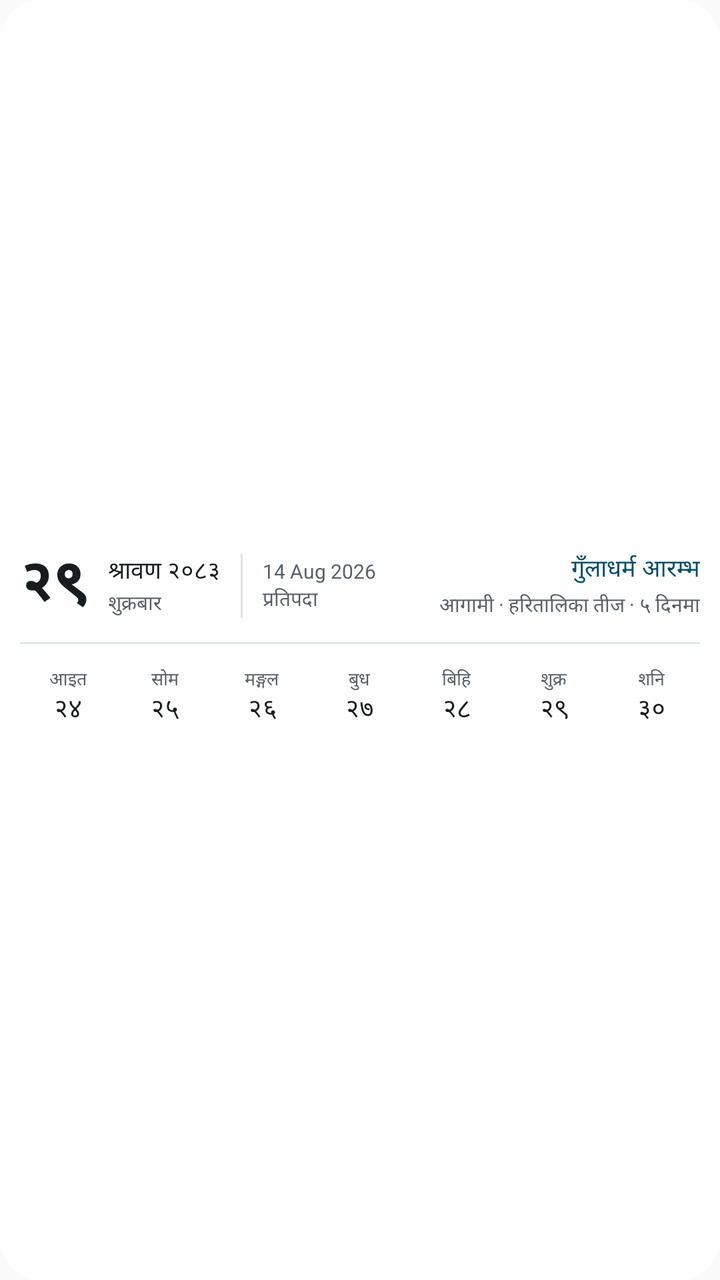
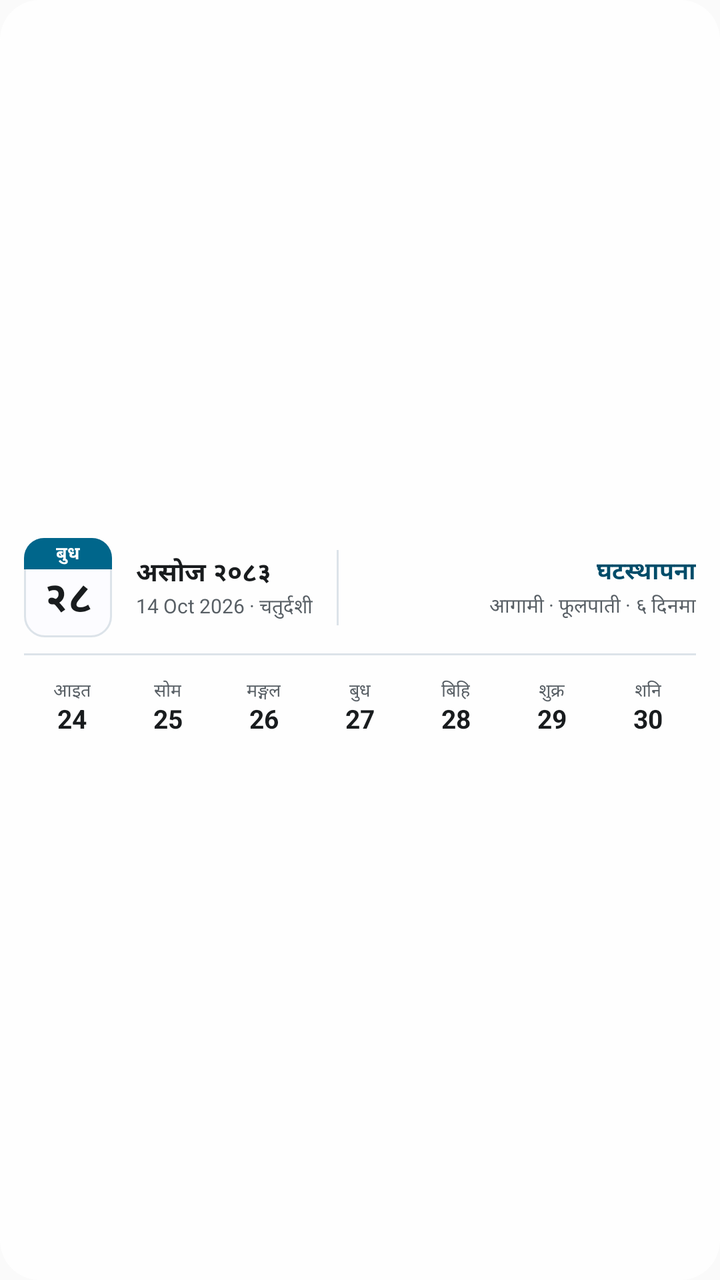

The first picture is an Android layout as it rendered before a commit; the second is the same layout after the commit. The layout source and the unified diff follow.
<!-- AndroidManifest.xml: application theme AppTheme -->
<!-- res/layout/widget_patro_xl_expanded.xml -->
<?xml version="1.0" encoding="utf-8"?>
<LinearLayout xmlns:android="http://schemas.android.com/apk/res/android"
    android:id="@+id/widget_root"
    android:layout_width="match_parent"
    android:layout_height="match_parent"
    android:orientation="vertical"
    android:gravity="center_vertical"
    android:padding="10dp"
    android:background="@drawable/widget_background">

    <LinearLayout
        android:layout_width="match_parent"
        android:layout_height="wrap_content"
        android:orientation="horizontal"
        android:gravity="center_vertical">

        <TextView
            android:id="@+id/widget_day"
            android:layout_width="wrap_content"
            android:layout_height="wrap_content"
            android:textSize="30sp"
            android:textStyle="bold"
            android:includeFontPadding="false"
            android:layout_marginEnd="10dp"
            android:textColor="@color/widget_day"
            android:text="२९" />

        <LinearLayout
            android:layout_width="wrap_content"
            android:layout_height="wrap_content"
            android:orientation="vertical"
            android:layout_marginEnd="10dp">

            <TextView
                android:id="@+id/widget_month"
                android:layout_width="wrap_content"
                android:layout_height="wrap_content"
                android:textSize="12sp"
                android:maxLines="1"
                android:textColor="@color/widget_text"
                android:text="श्रावण २०८३" />

            <TextView
                android:id="@+id/widget_weekday"
                android:layout_width="wrap_content"
                android:layout_height="wrap_content"
                android:textSize="10sp"
                android:maxLines="1"
                android:textColor="@color/widget_muted"
                android:text="शुक्रबार" />
        </LinearLayout>

        <ImageView
        android:id="@+id/widget_divider1"
            android:layout_width="1dp"
            android:layout_height="match_parent"
            android:layout_marginVertical="4dp"
            android:layout_marginEnd="10dp"
            android:contentDescription="@null"
            android:background="@color/widget_border" />

        <LinearLayout
            android:layout_width="wrap_content"
            android:layout_height="wrap_content"
            android:orientation="vertical"
            android:layout_marginEnd="12dp">

            <TextView
                android:id="@+id/widget_ad"
                android:layout_width="wrap_content"
                android:layout_height="wrap_content"
                android:textSize="10sp"
                android:maxLines="1"
                android:textColor="@color/widget_muted"
                android:text="14 Aug 2026" />

            <TextView
                android:id="@+id/widget_tithi"
                android:layout_width="wrap_content"
                android:layout_height="wrap_content"
                android:textSize="10sp"
                android:maxLines="1"
                android:textColor="@color/widget_muted"
                android:text="प्रतिपदा" />
        </LinearLayout>

        <LinearLayout
            android:layout_width="0dp"
            android:layout_weight="1"
            android:layout_height="wrap_content"
            android:orientation="vertical">

            <TextView
                android:id="@+id/widget_note"
                android:layout_width="match_parent"
                android:layout_height="wrap_content"
                android:textSize="12sp"
                android:maxLines="1"
                android:ellipsize="end"
                android:gravity="end"
                android:textColor="@color/widget_accent"
                android:text="गुँलाधर्म आरम्भ" />

            <TextView
                android:id="@+id/widget_next"
                android:layout_width="match_parent"
                android:layout_height="wrap_content"
                android:textSize="10sp"
                android:maxLines="1"
                android:ellipsize="end"
                android:gravity="end"
                android:layout_marginTop="2dp"
                android:textColor="@color/widget_muted"
                android:text="आगामी · हरितालिका तीज · ५ दिनमा" />
        </LinearLayout>
    </LinearLayout>

    <ImageView
        android:id="@+id/widget_divider2"
        android:layout_width="match_parent"
        android:layout_height="1dp"
        android:layout_marginVertical="8dp"
        android:contentDescription="@null"
        android:background="@color/widget_border" />

    <LinearLayout
        android:layout_width="match_parent"
        android:layout_height="wrap_content"
        android:orientation="horizontal"
        android:baselineAligned="false">

        <LinearLayout
            android:id="@+id/widget_week_c0"
            android:layout_width="0dp" android:layout_weight="1"
            android:layout_height="wrap_content"
            android:orientation="vertical" android:gravity="center"
            android:paddingVertical="3dp">
            <TextView android:id="@+id/widget_week_l0"
                android:layout_width="wrap_content" android:layout_height="wrap_content"
                android:textSize="9sp" android:textColor="@color/widget_week_label"
                android:text="आइत" />
            <TextView android:id="@+id/widget_week_d0"
                android:layout_width="wrap_content" android:layout_height="wrap_content"
                android:textSize="13sp" android:includeFontPadding="false"
                android:textColor="@color/widget_week_day" android:text="२४" />
        </LinearLayout>

        <LinearLayout
            android:id="@+id/widget_week_c1"
            android:layout_width="0dp" android:layout_weight="1"
            android:layout_height="wrap_content"
            android:orientation="vertical" android:gravity="center"
            android:paddingVertical="3dp">
            <TextView android:id="@+id/widget_week_l1"
                android:layout_width="wrap_content" android:layout_height="wrap_content"
                android:textSize="9sp" android:textColor="@color/widget_week_label"
                android:text="सोम" />
            <TextView android:id="@+id/widget_week_d1"
                android:layout_width="wrap_content" android:layout_height="wrap_content"
                android:textSize="13sp" android:includeFontPadding="false"
                android:textColor="@color/widget_week_day" android:text="२५" />
        </LinearLayout>

        <LinearLayout
            android:id="@+id/widget_week_c2"
            android:layout_width="0dp" android:layout_weight="1"
            android:layout_height="wrap_content"
            android:orientation="vertical" android:gravity="center"
            android:paddingVertical="3dp">
            <TextView android:id="@+id/widget_week_l2"
                android:layout_width="wrap_content" android:layout_height="wrap_content"
                android:textSize="9sp" android:textColor="@color/widget_week_label"
                android:text="मङ्गल" />
            <TextView android:id="@+id/widget_week_d2"
                android:layout_width="wrap_content" android:layout_height="wrap_content"
                android:textSize="13sp" android:includeFontPadding="false"
                android:textColor="@color/widget_week_day" android:text="२६" />
        </LinearLayout>

        <LinearLayout
            android:id="@+id/widget_week_c3"
            android:layout_width="0dp" android:layout_weight="1"
            android:layout_height="wrap_content"
            android:orientation="vertical" android:gravity="center"
            android:paddingVertical="3dp">
            <TextView android:id="@+id/widget_week_l3"
                android:layout_width="wrap_content" android:layout_height="wrap_content"
                android:textSize="9sp" android:textColor="@color/widget_week_label"
                android:text="बुध" />
            <TextView android:id="@+id/widget_week_d3"
                android:layout_width="wrap_content" android:layout_height="wrap_content"
                android:textSize="13sp" android:includeFontPadding="false"
                android:textColor="@color/widget_week_day" android:text="२७" />
        </LinearLayout>

        <LinearLayout
            android:id="@+id/widget_week_c4"
            android:layout_width="0dp" android:layout_weight="1"
            android:layout_height="wrap_content"
            android:orientation="vertical" android:gravity="center"
            android:paddingVertical="3dp">
            <TextView android:id="@+id/widget_week_l4"
                android:layout_width="wrap_content" android:layout_height="wrap_content"
                android:textSize="9sp" android:textColor="@color/widget_week_label"
                android:text="बिहि" />
            <TextView android:id="@+id/widget_week_d4"
                android:layout_width="wrap_content" android:layout_height="wrap_content"
                android:textSize="13sp" android:includeFontPadding="false"
                android:textColor="@color/widget_week_day" android:text="२८" />
        </LinearLayout>

        <LinearLayout
            android:id="@+id/widget_week_c5"
            android:layout_width="0dp" android:layout_weight="1"
            android:layout_height="wrap_content"
            android:orientation="vertical" android:gravity="center"
            android:paddingVertical="3dp">
            <TextView android:id="@+id/widget_week_l5"
                android:layout_width="wrap_content" android:layout_height="wrap_content"
                android:textSize="9sp" android:textColor="@color/widget_week_label"
                android:text="शुक्र" />
            <TextView android:id="@+id/widget_week_d5"
                android:layout_width="wrap_content" android:layout_height="wrap_content"
                android:textSize="13sp" android:includeFontPadding="false"
                android:textColor="@color/widget_week_day" android:text="२९" />
        </LinearLayout>

        <LinearLayout
            android:id="@+id/widget_week_c6"
            android:layout_width="0dp" android:layout_weight="1"
            android:layout_height="wrap_content"
            android:orientation="vertical" android:gravity="center"
            android:paddingVertical="3dp">
            <TextView android:id="@+id/widget_week_l6"
                android:layout_width="wrap_content" android:layout_height="wrap_content"
                android:textSize="9sp" android:textColor="@color/widget_week_label"
                android:text="शनि" />
            <TextView android:id="@+id/widget_week_d6"
                android:layout_width="wrap_content" android:layout_height="wrap_content"
                android:textSize="13sp" android:includeFontPadding="false"
                android:textColor="@color/widget_week_day" android:text="३०" />
        </LinearLayout>
    </LinearLayout>
</LinearLayout>
<!-- resources referenced by this layout -->
<resources>
  <color name="widget_accent">#A80D26</color>
  <color name="widget_border">#DDE1E9</color>
  <color name="widget_muted">#646C7E</color>
  <color name="widget_text">#141824</color>
  <!-- drawable widget_background (drawable) -->
  <?xml version="1.0" encoding="utf-8"?>
  <shape xmlns:android="http://schemas.android.com/apk/res/android" android:shape="rectangle">
      <solid android:color="@color/widget_surface" />
      <corners android:radius="20dp" />
  </shape>
  <style name="AppTheme" parent="Theme.AppCompat.Light.DarkActionBar">
          
          <item name="colorPrimary">@color/colorPrimary</item>
          <item name="colorPrimaryDark">@color/colorPrimaryDark</item>
          <item name="colorAccent">@color/colorAccent</item>
      </style>
  <color name="widget_surface">#E6FFFFFF</color>
  <color name="colorPrimary">#0E1220</color>
  <color name="colorPrimaryDark">#0E1220</color>
  <color name="colorAccent">#A80D26</color>
</resources>

<!-- the commit's change to res/layout/widget_patro_xl_expanded.xml (unified diff, before → after) -->
@@ -5,7 +5,8 @@
     android:layout_height="match_parent"
     android:orientation="vertical"
     android:gravity="center_vertical"
-    android:padding="10dp"
+    android:paddingHorizontal="12dp"
+    android:paddingVertical="8dp"
     android:background="@drawable/widget_background">
 
     <LinearLayout
@@ -14,106 +15,118 @@
         android:orientation="horizontal"
         android:gravity="center_vertical">
 
+    <LinearLayout
+        android:id="@+id/widget_leaf"
+        android:layout_width="44dp"
+        android:layout_height="wrap_content"
+        android:orientation="vertical"
+        android:layout_marginEnd="12dp"
+        android:background="@drawable/widget_leaf">
+
+        <TextView
+            android:id="@+id/widget_leaf_head"
+            android:layout_width="match_parent"
+            android:layout_height="wrap_content"
+            android:gravity="center"
+            android:paddingVertical="1dp"
+            android:textSize="9sp"
+            android:textStyle="bold"
+            android:maxLines="1"
+            android:textColor="@color/widget_on_head"
+            android:background="@drawable/widget_leaf_head"
+            android:text="बुध" />
+
         <TextView
             android:id="@+id/widget_day"
+            android:layout_width="match_parent"
+            android:layout_height="wrap_content"
+            android:gravity="center"
+            android:paddingTop="2dp"
+            android:paddingBottom="4dp"
+            android:textSize="21sp"
+            android:textStyle="bold"
+            android:includeFontPadding="false"
+            android:maxLines="1"
+            android:textColor="@color/widget_day"
+            android:text="२८" />
+    </LinearLayout>
+
+    <LinearLayout
+        android:layout_width="wrap_content"
+        android:layout_height="wrap_content"
+        android:orientation="vertical"
+        android:layout_marginEnd="12dp">
+
+        <TextView
+            android:id="@+id/widget_month"
             android:layout_width="wrap_content"
             android:layout_height="wrap_content"
-            android:textSize="30sp"
-            android:textStyle="bold"
-            android:includeFontPadding="false"
-            android:layout_marginEnd="10dp"
-            android:textColor="@color/widget_day"
-            android:text="२९" />
-
-        <LinearLayout
+            android:textSize="13sp"
+            android:textStyle="bold"
+            android:maxLines="1"
+            android:textColor="@color/widget_text"
+            android:text="असोज २०८३" />
+
+        
+        <TextView
+            android:id="@+id/widget_ad"
             android:layout_width="wrap_content"
             android:layout_height="wrap_content"
-            android:orientation="vertical"
-            android:layout_marginEnd="10dp">
-
-            <TextView
-                android:id="@+id/widget_month"
-                android:layout_width="wrap_content"
-                android:layout_height="wrap_content"
-                android:textSize="12sp"
-                android:maxLines="1"
-                android:textColor="@color/widget_text"
-                android:text="श्रावण २०८३" />
-
-            <TextView
-                android:id="@+id/widget_weekday"
-                android:layout_width="wrap_content"
-                android:layout_height="wrap_content"
-                android:textSize="10sp"
-                android:maxLines="1"
-                android:textColor="@color/widget_muted"
-                android:text="शुक्रबार" />
-        </LinearLayout>
-
-        <ImageView
+            android:textSize="10sp"
+            android:maxLines="1"
+            android:textColor="@color/widget_muted"
+            android:text="14 Oct 2026 · चतुर्दशी" />
+    </LinearLayout>
+
+    <ImageView
         android:id="@+id/widget_divider1"
-            android:layout_width="1dp"
-            android:layout_height="match_parent"
-            android:layout_marginVertical="4dp"
-            android:layout_marginEnd="10dp"
-            android:contentDescription="@null"
-            android:background="@color/widget_border" />
-
-        <LinearLayout
-            android:layout_width="wrap_content"
-            android:layout_height="wrap_content"
-            android:orientation="vertical"
-            android:layout_marginEnd="12dp">
-
-            <TextView
-                android:id="@+id/widget_ad"
-                android:layout_width="wrap_content"
-                android:layout_height="wrap_content"
-                android:textSize="10sp"
-                android:maxLines="1"
-                android:textColor="@color/widget_muted"
-                android:text="14 Aug 2026" />
-
-            <TextView
-                android:id="@+id/widget_tithi"
-                android:layout_width="wrap_content"
-                android:layout_height="wrap_content"
-                android:textSize="10sp"
-                android:maxLines="1"
-                android:textColor="@color/widget_muted"
-                android:text="प्रतिपदा" />
-        </LinearLayout>
-
-        <LinearLayout
-            android:layout_width="0dp"
-            android:layout_weight="1"
-            android:layout_height="wrap_content"
-            android:orientation="vertical">
-
-            <TextView
-                android:id="@+id/widget_note"
-                android:layout_width="match_parent"
-                android:layout_height="wrap_content"
-                android:textSize="12sp"
-                android:maxLines="1"
-                android:ellipsize="end"
-                android:gravity="end"
-                android:textColor="@color/widget_accent"
-                android:text="गुँलाधर्म आरम्भ" />
-
-            <TextView
-                android:id="@+id/widget_next"
-                android:layout_width="match_parent"
-                android:layout_height="wrap_content"
-                android:textSize="10sp"
-                android:maxLines="1"
-                android:ellipsize="end"
-                android:gravity="end"
-                android:layout_marginTop="2dp"
-                android:textColor="@color/widget_muted"
-                android:text="आगामी · हरितालिका तीज · ५ दिनमा" />
-        </LinearLayout>
-    </LinearLayout>
+        android:layout_width="1dp"
+        android:layout_height="match_parent"
+        android:layout_marginVertical="6dp"
+        android:layout_marginEnd="12dp"
+        android:contentDescription="@null"
+        android:background="@color/widget_border" />
+
+    <LinearLayout
+        android:layout_width="0dp"
+        android:layout_weight="1"
+        android:layout_height="wrap_content"
+        android:orientation="vertical">
+
+        
+        <TextView
+            android:id="@+id/widget_note"
+            android:layout_width="match_parent"
+            android:layout_height="wrap_content"
+            android:textSize="12sp"
+            android:textStyle="bold"
+            android:maxLines="1"
+            android:ellipsize="end"
+            android:gravity="end"
+            android:textColor="@color/widget_accent"
+            android:text="घटस्थापना" />
+
+        <TextView
+            android:id="@+id/widget_next"
+            android:layout_width="match_parent"
+            android:layout_height="wrap_content"
+            android:textSize="10sp"
+            android:maxLines="1"
+            android:ellipsize="end"
+            android:gravity="end"
+            android:layout_marginTop="1dp"
+            android:textColor="@color/widget_muted"
+            android:text="आगामी · फूलपाती · ६ दिनमा" />
+    </LinearLayout>
+    </LinearLayout>
+
+    
+    <TextView android:id="@+id/widget_weekday"
+        android:layout_width="wrap_content" android:layout_height="wrap_content"
+        android:visibility="gone" android:text="" />
+    <TextView android:id="@+id/widget_tithi"
+        android:layout_width="wrap_content" android:layout_height="wrap_content"
+        android:visibility="gone" android:text="" />
 
     <ImageView
         android:id="@+id/widget_divider2"
@@ -141,8 +154,8 @@
                 android:text="आइत" />
             <TextView android:id="@+id/widget_week_d0"
                 android:layout_width="wrap_content" android:layout_height="wrap_content"
-                android:textSize="13sp" android:includeFontPadding="false"
-                android:textColor="@color/widget_week_day" android:text="२४" />
+                android:textSize="13sp" android:textStyle="bold" android:includeFontPadding="false"
+                android:textColor="@color/widget_week_day" android:text="24" />
         </LinearLayout>
 
         <LinearLayout
@@ -157,8 +170,8 @@
                 android:text="सोम" />
             <TextView android:id="@+id/widget_week_d1"
                 android:layout_width="wrap_content" android:layout_height="wrap_content"
-                android:textSize="13sp" android:includeFontPadding="false"
-                android:textColor="@color/widget_week_day" android:text="२५" />
+                android:textSize="13sp" android:textStyle="bold" android:includeFontPadding="false"
+                android:textColor="@color/widget_week_day" android:text="25" />
         </LinearLayout>
 
         <LinearLayout
@@ -173,8 +186,8 @@
                 android:text="मङ्गल" />
             <TextView android:id="@+id/widget_week_d2"
                 android:layout_width="wrap_content" android:layout_height="wrap_content"
-                android:textSize="13sp" android:includeFontPadding="false"
-                android:textColor="@color/widget_week_day" android:text="२६" />
+                android:textSize="13sp" android:textStyle="bold" android:includeFontPadding="false"
+                android:textColor="@color/widget_week_day" android:text="26" />
         </LinearLayout>
 
         <LinearLayout
@@ -189,8 +202,8 @@
                 android:text="बुध" />
             <TextView android:id="@+id/widget_week_d3"
                 android:layout_width="wrap_content" android:layout_height="wrap_content"
-                android:textSize="13sp" android:includeFontPadding="false"
-                android:textColor="@color/widget_week_day" android:text="२७" />
+                android:textSize="13sp" android:textStyle="bold" android:includeFontPadding="false"
+                android:textColor="@color/widget_week_day" android:text="27" />
         </LinearLayout>
 
         <LinearLayout
@@ -205,8 +218,8 @@
                 android:text="बिहि" />
             <TextView android:id="@+id/widget_week_d4"
                 android:layout_width="wrap_content" android:layout_height="wrap_content"
-                android:textSize="13sp" android:includeFontPadding="false"
-                android:textColor="@color/widget_week_day" android:text="२८" />
+                android:textSize="13sp" android:textStyle="bold" android:includeFontPadding="false"
+                android:textColor="@color/widget_week_day" android:text="28" />
         </LinearLayout>
 
         <LinearLayout
@@ -221,8 +234,8 @@
                 android:text="शुक्र" />
             <TextView android:id="@+id/widget_week_d5"
                 android:layout_width="wrap_content" android:layout_height="wrap_content"
-                android:textSize="13sp" android:includeFontPadding="false"
-                android:textColor="@color/widget_week_day" android:text="२९" />
+                android:textSize="13sp" android:textStyle="bold" android:includeFontPadding="false"
+                android:textColor="@color/widget_week_day" android:text="29" />
         </LinearLayout>
 
         <LinearLayout
@@ -237,8 +250,8 @@
                 android:text="शनि" />
             <TextView android:id="@+id/widget_week_d6"
                 android:layout_width="wrap_content" android:layout_height="wrap_content"
-                android:textSize="13sp" android:includeFontPadding="false"
-                android:textColor="@color/widget_week_day" android:text="३०" />
+                android:textSize="13sp" android:textStyle="bold" android:includeFontPadding="false"
+                android:textColor="@color/widget_week_day" android:text="30" />
         </LinearLayout>
     </LinearLayout>
 </LinearLayout>
<!-- resource entries referenced after the edit -->
@@ -3,12 +3,30 @@
   <color name="widget_accent">#A80D26</color>
   <color name="widget_border">#DDE1E9</color>
   <color name="widget_muted">#646C7E</color>
+  <color name="widget_on_head">#FFFFFF</color>
   <color name="widget_text">#141824</color>
   <!-- drawable widget_background (drawable) -->
   <?xml version="1.0" encoding="utf-8"?>
   <shape xmlns:android="http://schemas.android.com/apk/res/android" android:shape="rectangle">
       <solid android:color="@color/widget_surface" />
       <corners android:radius="20dp" />
+  </shape>
+  <!-- drawable widget_leaf (drawable) -->
+  <?xml version="1.0" encoding="utf-8"?>
+  <shape xmlns:android="http://schemas.android.com/apk/res/android" android:shape="rectangle">
+      <solid android:color="@color/widget_leaf" />
+      <stroke android:width="1dp" android:color="@color/widget_border" />
+      <corners android:radius="10dp" />
+  </shape>
+  <!-- drawable widget_leaf_head (drawable) -->
+  <?xml version="1.0" encoding="utf-8"?>
+  <shape xmlns:android="http://schemas.android.com/apk/res/android" android:shape="rectangle">
+      <solid android:color="@color/widget_head" />
+      <corners
+          android:topLeftRadius="10dp"
+          android:topRightRadius="10dp"
+          android:bottomLeftRadius="0dp"
+          android:bottomRightRadius="0dp" />
   </shape>
   <style name="AppTheme" parent="Theme.AppCompat.Light.DarkActionBar">
           
@@ -17,6 +35,8 @@
           <item name="colorAccent">@color/colorAccent</item>
       </style>
   <color name="widget_surface">#E6FFFFFF</color>
+  <color name="widget_leaf">#FFFFFF</color>
+  <color name="widget_head">#A80D26</color>
   <color name="colorPrimary">#0E1220</color>
   <color name="colorPrimaryDark">#0E1220</color>
   <color name="colorAccent">#A80D26</color>
